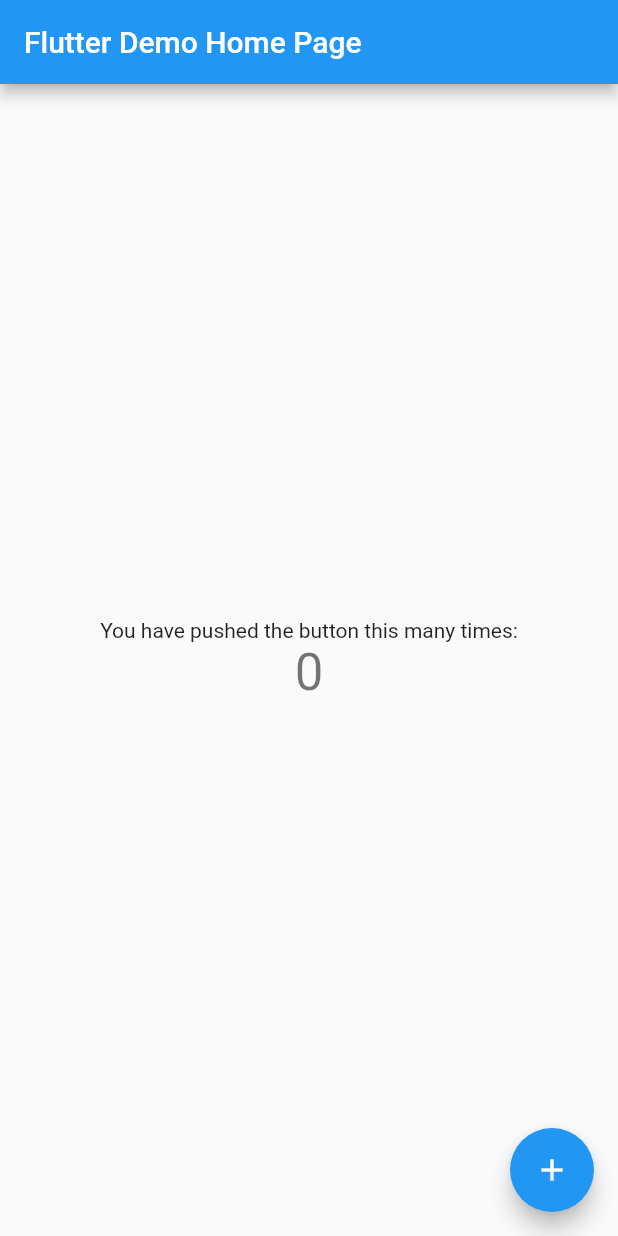
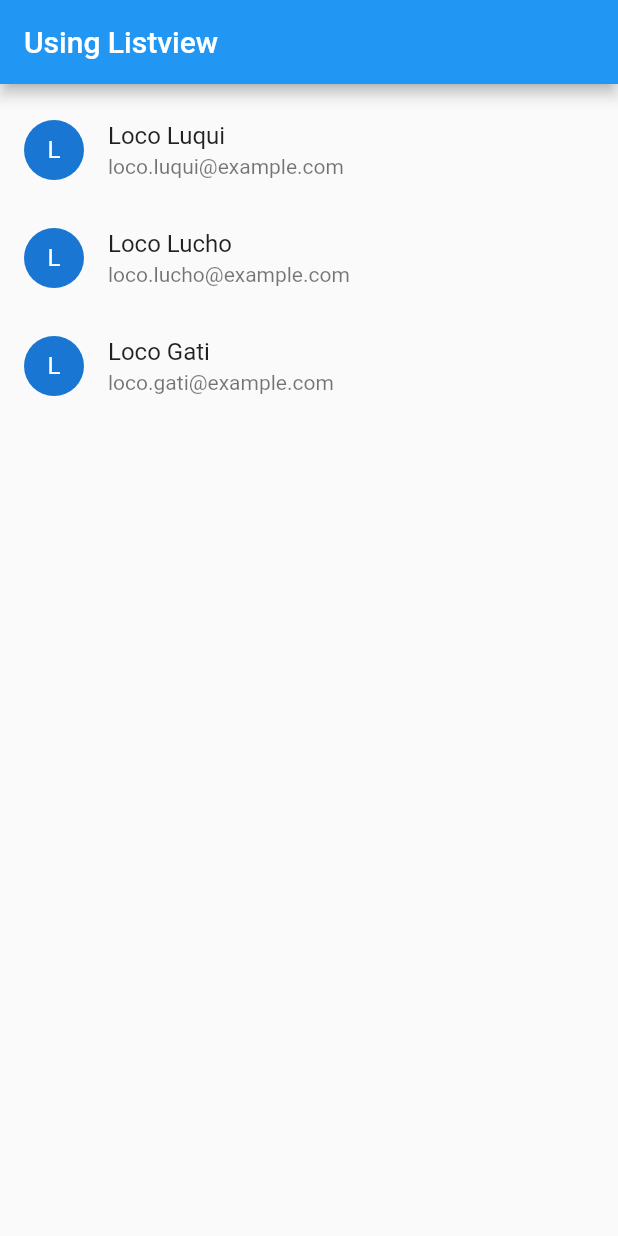
Before and after one commit to AnDevCba/FlutterHackathon, a Flutter app: the screen it shows after launch, on a phone screen of 412 x 824 dp. Run offline on Flutter 3.47's test engine with Material 2 defaults, Android fonts, the phone set to English and light mode, and no system bars.

Commit message:
ListView implementation

```diff
--- /dev/null
+++ b/lib/contact_page.dart
@@ -0,0 +1,21 @@
+import 'package:flutter/material.dart';
+import 'contactlist/contact_list.dart';
+import 'contactlist/modal/contact.dart';
+
+class ContactPage extends StatelessWidget {
+  _buildContactList() {
+    return <ContactModal>[
+      const ContactModal(
+          fullName: 'Loco Luqui', email: 'loco.luqui@example.com'),
+      const ContactModal(
+          fullName: 'Loco Lucho', email: 'loco.lucho@example.com'),
+      const ContactModal(
+          fullName: 'Loco Gati', email: 'loco.gati@example.com')
+    ];
+  }
+
+  @override
+  Widget build(BuildContext context) {
+    return new Scaffold(body: new ContactsList(_buildContactList()));
+  }
+}
--- /dev/null
+++ b/lib/contactlist/contact_list.dart
@@ -0,0 +1,24 @@
+import 'package:flutter/material.dart';
+import 'contact_list_item.dart';
+import 'modal/contact.dart';
+
+
+class ContactsList extends StatelessWidget {
+  final List<ContactModal> _contactModal;
+
+  ContactsList(this._contactModal);
+
+  @override
+  Widget build(BuildContext context) {
+    return new ListView(
+      padding: new EdgeInsets.symmetric(vertical: 8.0),
+      children: _buildContactsList(),
+    );
+  }
+
+  List<ContactListItem> _buildContactsList() {
+    return _contactModal
+        .map((contact) => new ContactListItem(contact))
+        .toList();
+  }
+}
--- /dev/null
+++ b/lib/contactlist/contact_list_item.dart
@@ -0,0 +1,17 @@
+import 'package:flutter/material.dart';
+import 'modal/contact.dart';
+import 'package:flutter_hackaton/main.dart';
+
+class ContactListItem extends StatelessWidget {
+  final ContactModal _contactModal;
+
+  ContactListItem(this._contactModal);
+
+  @override
+  Widget build(BuildContext context) {
+    return new ListTile(
+        leading: new CircleAvatar(child: new Text(_contactModal.fullName[0])),
+        title: new Text(_contactModal.fullName),
+        subtitle: new Text(_contactModal.email));
+  }
+}
--- /dev/null
+++ b/lib/contactlist/modal/contact.dart
@@ -0,0 +1,7 @@
+
+class ContactModal {
+  final String fullName;
+  final String email;
+
+  const ContactModal({this.fullName, this.email});
+}
--- a/lib/main.dart
+++ b/lib/main.dart
@@ -1,111 +1,14 @@
 import 'package:flutter/material.dart';
+import 'contact_page.dart';
 
-void main() => runApp(MyApp());
-
-class MyApp extends StatelessWidget {
-  // This widget is the root of your application.
-  @override
-  Widget build(BuildContext context) {
-    return MaterialApp(
-      title: 'Flutter Demo',
-      theme: ThemeData(
-        // This is the theme of your application.
-        //
-        // Try running your application with "flutter run". You'll see the
-        // application has a blue toolbar. Then, without quitting the app, try
-        // changing the primarySwatch below to Colors.green and then invoke
-        // "hot reload" (press "r" in the console where you ran "flutter run",
-        // or simply save your changes to "hot reload" in a Flutter IDE).
-        // Notice that the counter didn't reset back to zero; the application
-        // is not restarted.
-        primarySwatch: Colors.blue,
+void main() {
+  runApp(new MaterialApp(
+    debugShowCheckedModeBanner: false,
+    home: new Scaffold(
+      appBar: new AppBar(
+        title: new Text("Using Listview"),
       ),
-      home: MyHomePage(title: 'Flutter Demo Home Page'),
-    );
-  }
+      body: new ContactPage(),
+    ),
+  ));
 }
-
-class MyHomePage extends StatefulWidget {
-  MyHomePage({Key key, this.title}) : super(key: key);
-
-  // This widget is the home page of your application. It is stateful, meaning
-  // that it has a State object (defined below) that contains fields that affect
-  // how it looks.
-
-  // This class is the configuration for the state. It holds the values (in this
-  // case the title) provided by the parent (in this case the App widget) and
-  // used by the build method of the State. Fields in a Widget subclass are
-  // always marked "final".
-
-  final String title;
-
-  @override
-  _MyHomePageState createState() => _MyHomePageState();
-}
-
-class _MyHomePageState extends State<MyHomePage> {
-  int _counter = 0;
-
-  void _incrementCounter() {
-    setState(() {
-      // This call to setState tells the Flutter framework that something has
-      // changed in this State, which causes it to rerun the build method below
-      // so that the display can reflect the updated values. If we changed
-      // _counter without calling setState(), then the build method would not be
-      // called again, and so nothing would appear to happen.
-      _counter++;
-    });
-  }
-
-  @override
-  Widget build(BuildContext context) {
-    // This method is rerun every time setState is called, for instance as done
-    // by the _incrementCounter method above.
-    //
-    // The Flutter framework has been optimized to make rerunning build methods
-    // fast, so that you can just rebuild anything that needs updating rather
-    // than having to individually change instances of widgets.
-    return Scaffold(
-      appBar: AppBar(
-        // Here we take the value from the MyHomePage object that was created by
-        // the App.build method, and use it to set our appbar title.
-        title: Text(widget.title),
-      ),
-      body: Center(
-        // Center is a layout widget. It takes a single child and positions it
-        // in the middle of the parent.
-        child: Column(
-          // Column is also layout widget. It takes a list of children and
-          // arranges them vertically. By default, it sizes itself to fit its
-          // children horizontally, and tries to be as tall as its parent.
-          //
-          // Invoke "debug painting" (press "p" in the console, choose the
-          // "Toggle Debug Paint" action from the Flutter Inspector in Android
-          // Studio, or the "Toggle Debug Paint" command in Visual Studio Code)
-          // to see the wireframe for each widget.
-          //
-          // Column has various properties to control how it sizes itself and
-          // how it positions its children. Here we use mainAxisAlignment to
-          // center the children vertically; the main axis here is the vertical
-          // axis because Columns are vertical (the cross axis would be
-          // horizontal).
-          mainAxisAlignment: MainAxisAlignment.center,
-          children: <Widget>[
-            Text(
-              'You have pushed the button this many times:',
-            ),
-            Text(
-              '$_counter',
-              style: Theme.of(context).textTheme.display1,
-            ),
-          ],
-        ),
-      ),
-      floatingActionButton: FloatingActionButton(
-        onPressed: _incrementCounter,
-        tooltip: 'Increment',
-        child: Icon(Icons.add),
-      ), // This trailing comma makes auto-formatting nicer for build methods.
-    );
-  }
-}
```
